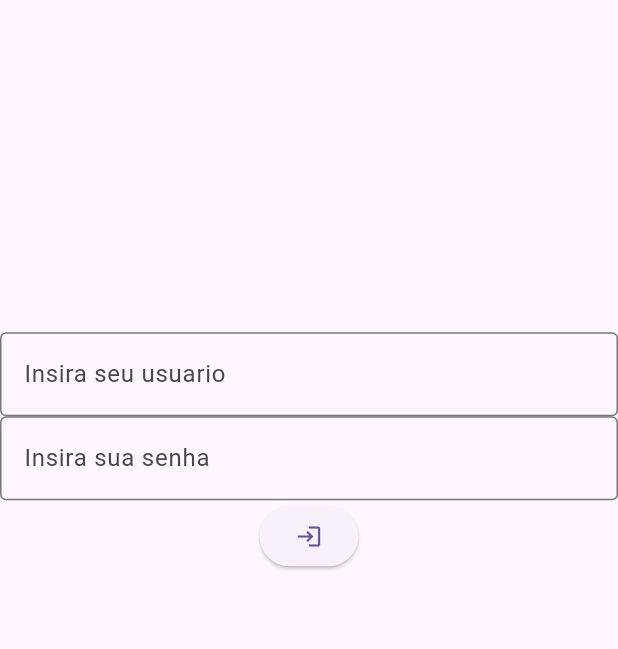
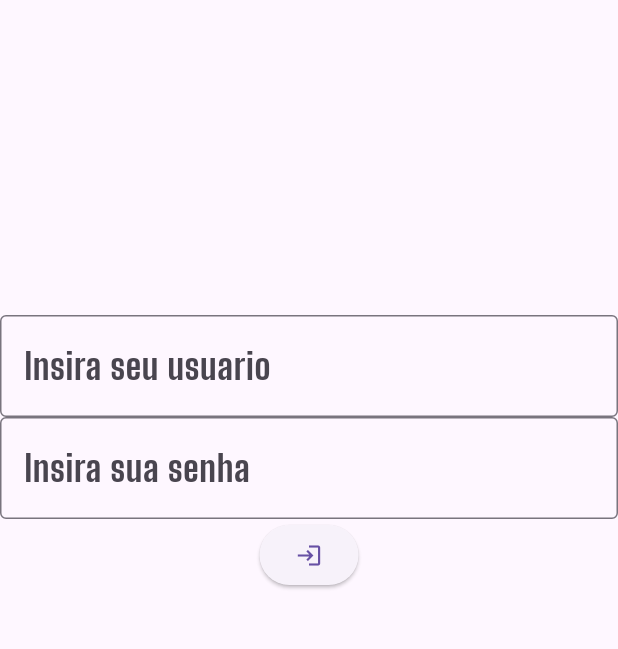
Before and after one commit to Viniciusalmei/AulasMobile, a Flutter app: the screen it shows after launch, on a phone screen of 412 x 824 dp, the part 300-949 px from its top. Run offline on Flutter 3.47's test engine with Material 3 defaults, Android fonts, the phone set to English and light mode, and no system bars.

Commit message:
app netflix 09:50 18.03

```diff
--- a/netflix/lib/main.dart
+++ b/netflix/lib/main.dart
@@ -11,6 +11,15 @@ class MyApp extends StatelessWidget {
   @override
   Widget build(BuildContext context) {
     return MaterialApp(
+      theme:ThemeData(
+        fontFamily: 'BigFont',
+        textTheme: TextTheme(
+          bodyLarge:  TextStyle(
+            fontSize: 24,fontWeight: FontWeight.bold
+          ),
+
+        )
+      ),
       debugShowCheckedModeBanner: false,
       home: LoginPage(),       //QUAL A TELA QUE IRA INICIAR MEU APP?
     );
--- a/netflix/pubspec.yaml
+++ b/netflix/pubspec.yaml
@@ -77,6 +77,8 @@ flutter:
     - family: BigFont
       fonts:
         - asset: assets/fonts/big.ttf
+
+
   #       - asset: fonts/Schyler-Italic.ttf
   #         style: italic
   #   - family: Trajan Pro
```
Also changed, not shown: netflix/lib/detalhes.dart (added, +26 -0 lines), netflix/lib/lista.dart (+21 -6 lines), 4 other files.
